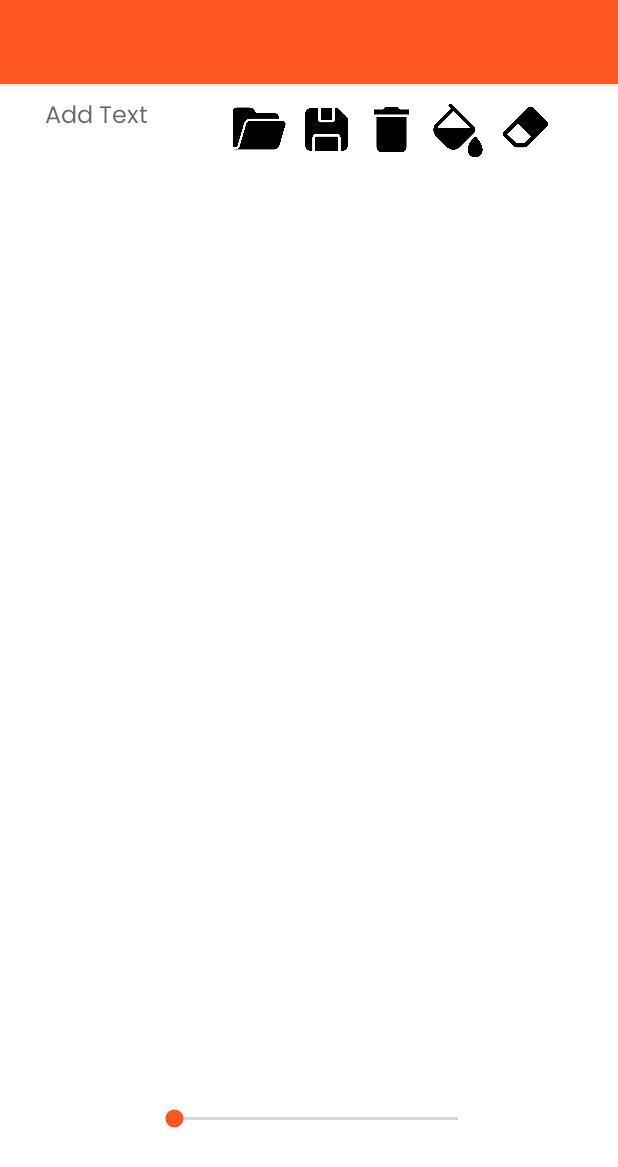
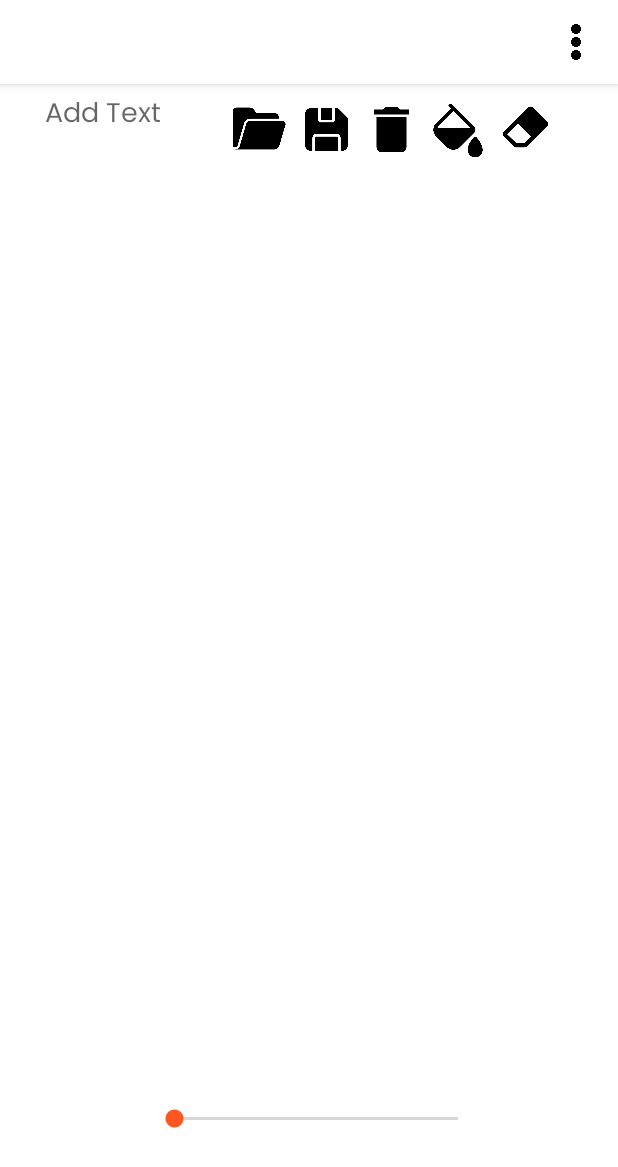
Before and after one commit to harshadkadam4/Draw_Android_App, an Android app: the screen it shows after launch (MainActivity), on a phone screen of 412 x 824 dp. Shown: the top 1167 px of the screen. Run offline under Robolectric (Android 15) with nearby library versions, the light colour scheme and no system bars; libraries missing offline, so code that uses them is left out: yuku.ambilwarna.

Commit message:
Add Multiple TextBox(Menu)

```diff
--- a/app/src/main/java/com/example/draw/DrawingView.java
+++ b/app/src/main/java/com/example/draw/DrawingView.java
@@ -12,7 +12,6 @@ import android.provider.MediaStore;
 import android.util.AttributeSet;
 import android.view.MotionEvent;
 import android.view.View;
-import java.io.File;
 import java.io.OutputStream;
 import java.util.ArrayList;
 import java.util.List;
--- a/app/src/main/res/layout/activity_main.xml
+++ b/app/src/main/res/layout/activity_main.xml
@@ -7,26 +7,22 @@
     android:layout_height="match_parent"
     android:background="#ffffff"
     >
-
-    <!-- Custom Drawing View -->
-
     <!-- ImageView for listener -->
-
-
     <ImageView
         android:id="@+id/bg_image"
         android:layout_width="wrap_content"
         android:layout_height="wrap_content"
         android:layout_gravity="center"
-        android:scaleType="fitStart"
+        android:clickable="false"
         android:focusable="false"
         android:focusableInTouchMode="false"
-        android:clickable="false" />
+        android:scaleType="fitStart" />
 
+    <!-- Custom Drawing View -->
 
     <com.example.draw.DrawingView
         android:id="@+id/drawingView"
-        android:layout_width="match_parent"
+        android:layout_width="515dp"
         android:layout_height="match_parent"
         android:background="@android:color/transparent" />
 
@@ -89,15 +85,16 @@
 
     <EditText
         android:id="@+id/textBox"
-        android:background="@android:color/transparent"
         android:layout_width="140dp"
         android:layout_height="40dp"
+        android:background="@android:color/transparent"
+        android:fontFamily="@font/poppins_regular"
         android:hint="Add Text"
+        android:paddingLeft="30dp"
+        android:paddingTop="8dp"
+        android:paddingBottom="4dp"
         android:textColor="#000000"
-        android:textSize="16dp"
-        android:paddingTop="8dp"
-        android:paddingLeft="30dp"
-        android:paddingBottom="4dp"
-        android:fontFamily="@font/poppins_regular"/>
+        android:textSize="18dp" />
+
 
 </FrameLayout>
--- /dev/null
+++ b/app/src/main/res/menu/menu.xml
@@ -0,0 +1,31 @@
+<?xml version="1.0" encoding="utf-8"?>
+<menu xmlns:tools="http://schemas.android.com/tools"
+    xmlns:android="http://schemas.android.com/apk/res/android"
+    xmlns:app="http://schemas.android.com/apk/res-auto">
+
+    <item
+        app:showAsAction="always"
+        android:title=" "
+        android:icon="@drawable/options">
+
+        <menu>
+            <item
+                android:id="@+id/add_textbox"
+                app:showAsAction="never"
+                android:title="Add textBox"/>
+
+            <item
+                android:id="@+id/ok2"
+                app:showAsAction="never"
+                android:title="ok2"/>
+
+            <item
+                android:id="@+id/ok3"
+                app:showAsAction="never"
+                android:title="ok3"/>
+
+        </menu>
+
+    </item>
+
+</menu>
--- a/app/src/main/res/values/themes.xml
+++ b/app/src/main/res/values/themes.xml
@@ -2,8 +2,9 @@
     <!-- Base application theme. -->
     <style name="Theme.Draw" parent="Theme.AppCompat.Light.DarkActionBar">
         <!-- Primary brand color. -->
-        <item name="colorPrimary">#FF5722</item>
-        <item name="colorPrimaryDark">#000000</item>
+        <item name="colorPrimary">#FFFFFF</item>
+        <item name="android:windowLightStatusBar">true</item>
+        <item name="colorPrimaryDark">#FFFFFF</item>
         <item name="colorAccent">#FF5722</item>
         <!-- Customize your theme here. -->
     </style>
```
Also changed, not shown: app/src/main/java/com/example/draw/MainActivity.java (+82 -9 lines), app/src/main/res/drawable/options.png (added).
